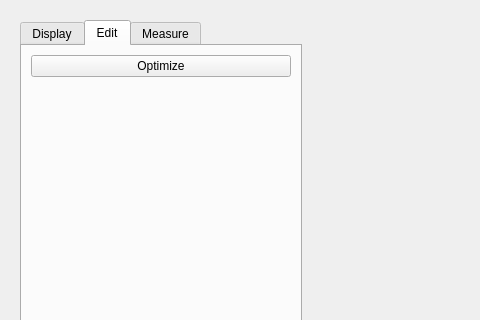
Above: src/tools/moleculeviewerwidget.ui from KDE/kalzium before the change; both pictures show x 0 to 480 and y 0 to 320 of the 760 by 523 pixel window. Below: the same form after it.
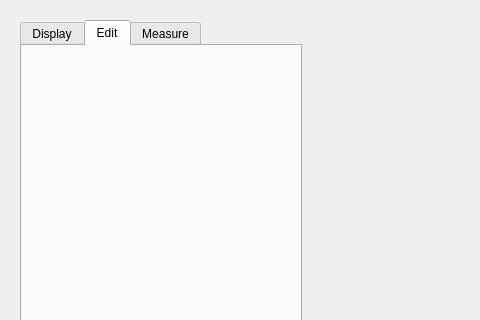
That is the form after the change. The open tabs and pages were chosen to show the change. Custom widgets are drawn as their Qt base class.

Commit message:
Comment out optimization button
Currently, there seems to be no proper way for doing the plumbing
between OpenBabel and Avogadro2 for this functionality.

Patch:
```diff
--- a/src/tools/moleculeviewerwidget.ui
+++ b/src/tools/moleculeviewerwidget.ui
@@ -138,13 +138,13 @@
            <layout class="QVBoxLayout" name="verticalLayout_2">
             <item>
              <layout class="QVBoxLayout" name="editTabLayout">
-              <item>
+<!--              <item>
                <widget class="QPushButton" name="optimizeButton">
                 <property name="text">
                  <string>Optimize</string>
                 </property>
                </widget>
-              </item>
+              </item>-->
               <item>
                <spacer name="spacer_2">
                 <property name="orientation">
```
Left out of the diff: 1 changed line with no effect on the pictures. The commit also changes 2 other files.
